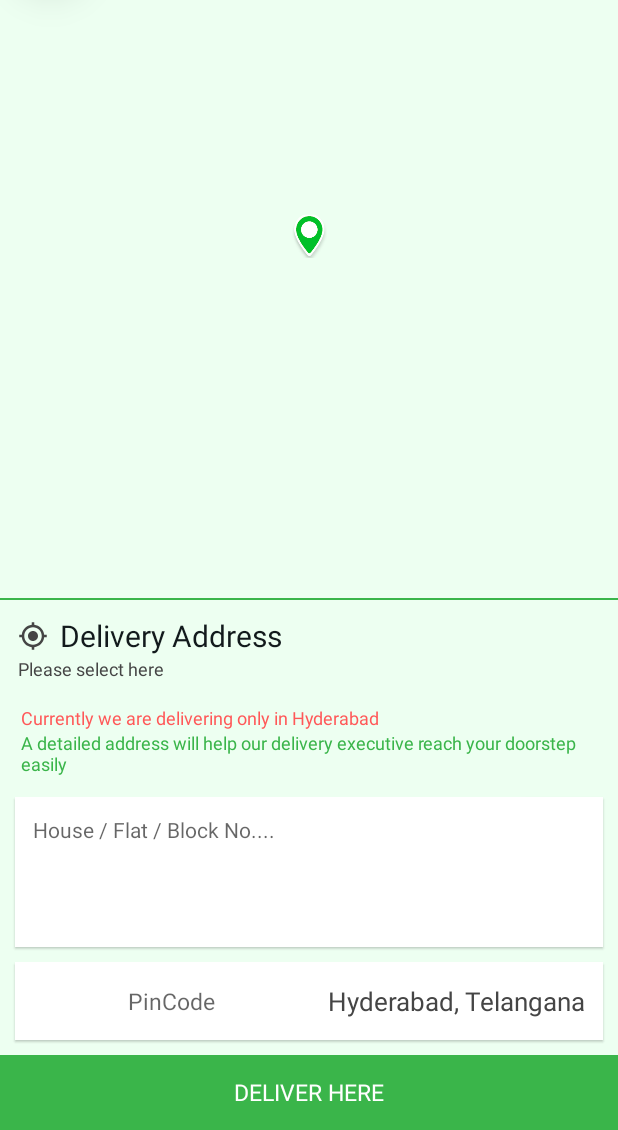
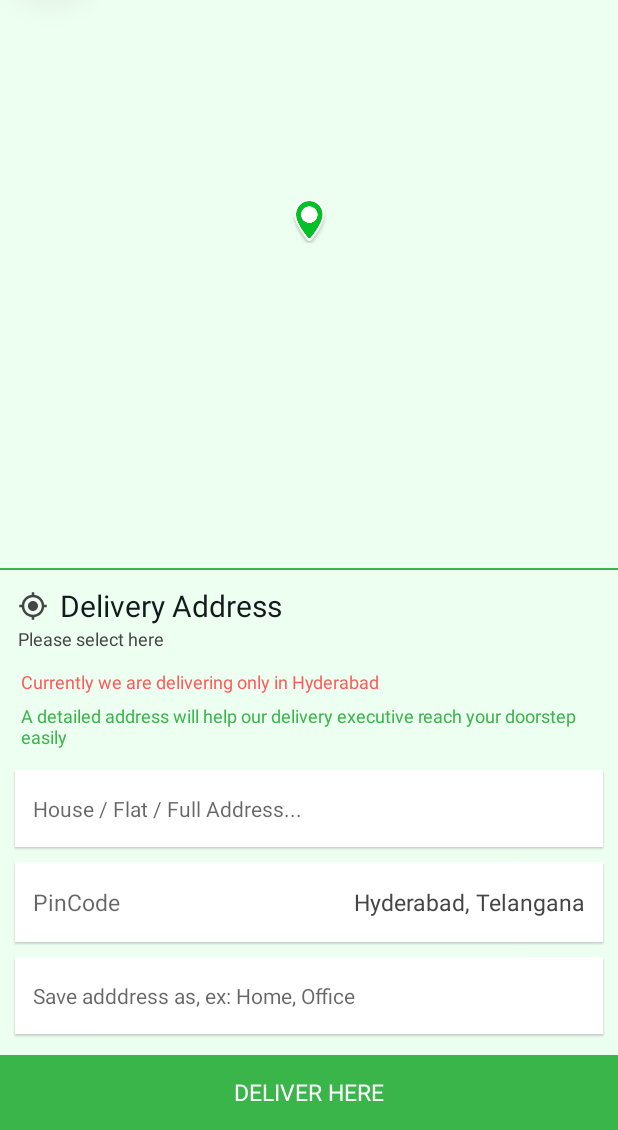
Before and after one commit to kumarbusem/Organics, an Android app: the fragment NewAddressFragment shown on its own in the app's theme, on a phone screen of 412 x 824 dp, the part 106-1236 px from its top. Run offline under Robolectric (Android 15) with nearby library versions, the phone set to English and light mode, and no system bars; our stand-ins replace data binding; 3 statements that could not run were skipped.

Commit message:
address feature changes

```diff
--- a/app/src/main/java/com/tekkr/organics/features/cart/CartFragment.kt
+++ b/app/src/main/java/com/tekkr/organics/features/cart/CartFragment.kt
@@ -66,7 +66,7 @@ class CartFragment : BaseAbstractFragment<CartViewModel, FragmentCartBinding>(R.
 
         if (repoPrefs.getContactDetails() == null || repoPrefs.getContactDetails()?.name.isNullOrEmpty())
             showToast("Please enter contact details")
-        else if (repoPrefs.getAddress() == null || repoPrefs.getAddress()?.address.isNullOrEmpty())
+        else if (repoPrefs.getAddress() == null || repoPrefs.getAddress()?.line2.isNullOrEmpty())
             showToast("Please select address")
         else if (mViewModel.obsCartCount.value == null || mViewModel.obsCartCount.value == 0)
             showToast("Not items in the cart")
--- a/app/src/main/java/com/tekkr/organics/features/cart/CartViewModel.kt
+++ b/app/src/main/java/com/tekkr/organics/features/cart/CartViewModel.kt
@@ -1,6 +1,7 @@
 package com.tekkr.organics.features.cart
 
 import android.app.Application
+import android.util.Log
 import androidx.lifecycle.MutableLiveData
 import com.tekkr.data.internal.common.ApiException
 import com.tekkr.data.internal.common.RiderLoginException
@@ -95,6 +96,7 @@ class CartViewModel(context: Application) : BaseViewModel(context) {
 
     fun getDeliveryAddress() {
         obsDeliveryAddress.postValue(repoPrefs.getAddress())
+        Log.e("DELIVERY ADDRESSL::", repoPrefs.getAddress().toString())
     }
 
     fun placeOrder() {
--- a/app/src/main/java/com/tekkr/organics/features/selectAddress/RecentAddressListAdapter.kt
+++ b/app/src/main/java/com/tekkr/organics/features/selectAddress/RecentAddressListAdapter.kt
@@ -39,7 +39,7 @@ class RecentAddressListAdapter(private val callback: ItemSelectionCallback) : Li
 
         val DIFF_UTILS: DiffUtil.ItemCallback<Address> = object : DiffUtil.ItemCallback<Address>() {
             override fun areItemsTheSame(old: Address, new: Address): Boolean {
-                return old.address == new.address
+                return old.line2 == new.line2
             }
 
             override fun areContentsTheSame(old: Address, new: Address): Boolean {
--- a/app/src/main/java/com/tekkr/organics/features/selectAddress/SelectAddressFragment.kt
+++ b/app/src/main/java/com/tekkr/organics/features/selectAddress/SelectAddressFragment.kt
@@ -58,7 +58,7 @@ class SelectAddressFragment :  BaseAbstractFragment<SelectAddressViewModel, Frag
         // Set up a PlaceSelectionListener to handle the response.
         autocompleteFragment.setOnPlaceSelectedListener(object : PlaceSelectionListener {
             override fun onPlaceSelected(place: Place) {
-                repoPrefs.saveTempAddress(Address(place.name.toString(), place.address.toString(), latitude = place.latLng?.latitude!!, longitude = place.latLng?.longitude!!))
+                repoPrefs.saveTempAddress(Address(name = place.name.toString(), line2 = place.name + ", " +place.address.toString(), latitude = place.latLng?.latitude!!, longitude = place.latLng?.longitude!!))
                 repoPrefs.clearAddress()
                 navigateById(R.id.action_selectAddressFragment_to_newAddressFragment)
             }
--- a/app/src/main/res/layout/fragment_cart.xml
+++ b/app/src/main/res/layout/fragment_cart.xml
@@ -334,7 +334,7 @@
                     android:id="@+id/tvRecentAddressItemTag"
                     app:layout_constraintEnd_toEndOf="parent"
                     style="@style/Text.R4"
-                    android:text="@{viewModel.obsDeliveryAddress.address == null ? @string/select_here : viewModel.obsDeliveryAddress.address}"
+                    android:text="@{viewModel.obsDeliveryAddress.line1 == null ? @string/select_here : viewModel.obsDeliveryAddress.line1}"
                     android:maxLines="1"
                     android:lines="1"
                     android:paddingEnd="8dp"
--- a/app/src/main/res/layout/fragment_new_address.xml
+++ b/app/src/main/res/layout/fragment_new_address.xml
@@ -19,7 +19,6 @@
         android:layout_height="match_parent"
         android:background="@color/milky_green"
         android:fitsSystemWindows="false">
-
 
         <fragment
             android:id="@+id/map"
@@ -102,10 +101,10 @@
             android:paddingEnd="8dp"
             android:maxLines="2"
             android:layout_height="wrap_content"
-            android:layout_marginBottom="16dp"
+            android:layout_marginBottom="12dp"
             android:layout_marginStart="12dp"
             app:layout_constraintStart_toStartOf="parent"
-            android:text="@{viewModel.obsTempAddress.address == null ? @string/select_here : viewModel.obsTempAddress.address}"
+            android:text="@{viewModel.obsTempAddress.line2 == null ? @string/select_here : viewModel.obsTempAddress.line2}"
             tools:text="8-11/2, Eshika Building, Madhapur, Hyderabd, 500082"
             android:textColor="@color/colorGrey700"
             app:layout_constraintBottom_toTopOf="@id/tvMessage"/>
@@ -115,6 +114,7 @@
             style="@style/Text.M4"
             android:id="@+id/tvMessage"
             android:layout_marginHorizontal="14dp"
+            android:layout_marginBottom="6dp"
             app:layout_constraintBottom_toTopOf="@id/tvGuide"
             android:text="Currently we are delivering only in Hyderabad"
             android:layout_height="wrap_content"/>
@@ -124,31 +124,27 @@
             style="@style/Text.M4"
             android:id="@+id/tvGuide"
             android:layout_margin="14dp"
+            android:layout_marginBottom="6dp"
             app:layout_constraintBottom_toTopOf="@id/etAddress"
             android:text="A detailed address will help our delivery executive reach your doorstep easily"
             android:layout_height="wrap_content"/>
 
         <EditText
+            android:layout_width="match_parent"
             android:id="@+id/etAddress"
-            style="@style/Text.M4"
-            android:layout_width="match_parent"
-            android:layout_height="100dp"
-            android:layout_centerHorizontal="true"
-            android:layout_centerVertical="true"
-            android:layout_marginTop="5dp"
-            android:layout_marginHorizontal="10dp"
             android:background="@color/white"
             android:elevation="1dp"
-            android:gravity="top"
-            android:hint="House / Flat / Block No...."
-            android:inputType="textMultiLine"
-            android:lineSpacingExtra="5dp"
-            android:minHeight="80dp"
-            android:padding="12dp"
+            android:paddingHorizontal="12dp"
+            android:paddingVertical="16dp"
+            style="@style/Text.M4"
+            android:nextFocusForward="@id/etPin"
+            android:inputType="textPostalAddress"
+            android:textSize="14dp"
             android:textColor="@color/colorGrey700"
-            android:textSize="14dp"
-            android:layout_marginBottom="10dp"
-            app:layout_constraintBottom_toTopOf="@id/cvPin"/>
+            android:hint="House / Flat / Full Address..."
+            android:layout_margin="10dp"
+            app:layout_constraintBottom_toTopOf="@id/cvPin"
+            android:layout_height="wrap_content"/>
 
         <androidx.constraintlayout.widget.ConstraintLayout
             android:layout_width="match_parent"
@@ -157,19 +153,20 @@
             android:layout_margin="10dp"
             android:elevation="1dp"
             android:id="@+id/cvPin"
-            android:layout_marginBottom="14dp"
+            android:layout_marginBottom="10dp"
             android:background="@color/white"
-            app:layout_constraintBottom_toTopOf="@id/tvDeliverHere">
+            app:layout_constraintBottom_toTopOf="@id/etPlaceName">
 
             <EditText
                 android:id="@+id/etPin"
-                style="@style/Text.B3"
+                style="@style/Text.M3"
                 android:layout_width="0dp"
-                android:layout_height="match_parent"
-                android:layout_margin="5dp"
+                android:layout_height="wrap_content"
                 android:background="@color/white"
-                android:gravity="center"
+                android:paddingHorizontal="12dp"
+                android:paddingVertical="16dp"
                 android:hint="PinCode"
+                android:nextFocusForward="@id/etPlaceName"
                 android:inputType="number"
                 android:maxLength="6"
                 android:textColor="@color/colorGrey700"
@@ -183,19 +180,35 @@
                 android:id="@+id/tvCity"
                 style="@style/Text.M3"
                 android:layout_width="wrap_content"
-                android:layout_height="40dp"
-                android:layout_marginVertical="6dp"
+                android:layout_height="match_parent"
                 android:layout_marginEnd="12dp"
                 android:gravity="center"
                 android:text="Hyderabad, Telangana"
                 android:textColor="@color/colorGrey700"
-                android:textSize="17dp"
+                android:textSize="15dp"
                 app:layout_constraintBottom_toBottomOf="parent"
                 app:layout_constraintEnd_toEndOf="parent"
                 app:layout_constraintTop_toTopOf="parent" />
 
         </androidx.constraintlayout.widget.ConstraintLayout>
 
+        <EditText
+            android:layout_width="match_parent"
+            android:id="@+id/etPlaceName"
+            android:background="@color/white"
+            android:elevation="1dp"
+            android:paddingHorizontal="12dp"
+            android:paddingVertical="16dp"
+            style="@style/Text.M4"
+            android:inputType="textCapWords"
+            android:nextFocusForward="@id/tvDeliverHere"
+            android:textSize="14dp"
+            android:textColor="@color/colorGrey700"
+            android:hint="Save adddress as, ex: Home, Office "
+            android:layout_marginBottom="14dp"
+            android:layout_marginHorizontal="10dp"
+            app:layout_constraintBottom_toTopOf="@id/tvDeliverHere"
+            android:layout_height="wrap_content"/>
 
         <TextView
             android:id="@+id/tvDeliverHere"
--- a/app/src/main/res/layout/item_recent_address.xml
+++ b/app/src/main/res/layout/item_recent_address.xml
@@ -39,6 +39,7 @@
             app:layout_constraintEnd_toEndOf="parent"
             style="@style/Text.M3"
             android:textSize="15dp"
+            android:maxLines="1"
             android:text="@{data.name}"
             android:textColor="@color/colorGrey900"
             android:layout_marginStart="12dp"
@@ -52,7 +53,7 @@
             android:id="@+id/tvRecentAddressItemTag"
             app:layout_constraintEnd_toEndOf="parent"
             style="@style/Text.R4"
-            android:text="@{data.address}"
+            android:text="@{data.line1}"
             android:maxLines="1"
             android:textColor="@color/colorGrey600"
             android:layout_marginStart="12dp"
```
Also changed, not shown: app/src/main/java/com/tekkr/organics/features/newAddress/NewAddressFragment.kt (+23 -10 lines), app/src/main/java/com/tekkr/organics/features/selectAddress/SelectAddressViewModel.kt (+1 -8 lines), data/src/main/java/com/tekkr/data/roomDatabase/Address.kt (+13 -7 lines), 18 other files.
